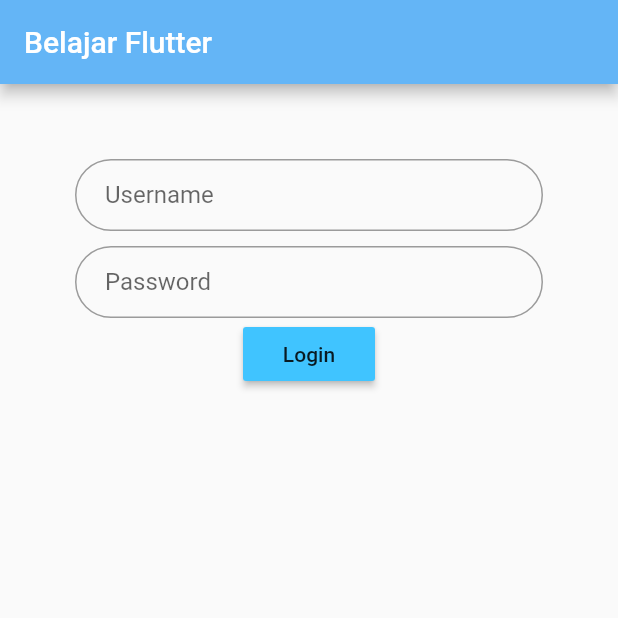
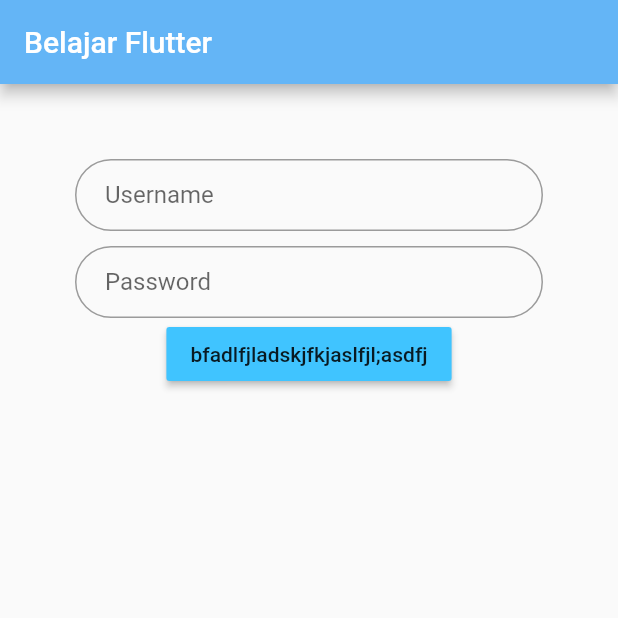
Before and after one commit to andiniafriyanti/LoginFlutter, a Flutter app: the screen it shows after launch, on a phone screen of 412 x 824 dp, the top half of it. Run offline on Flutter 3.47's test engine with Material 2 defaults, Android fonts, the phone set to English and light mode, and no system bars.

Commit message:
oke mantap

```diff
--- a/lib/main.dart
+++ b/lib/main.dart
@@ -36,7 +36,7 @@ class HalamanLogin extends StatelessWidget{
                 ),
                 ),
                 MaterialButton(
-                child: Text("Login"),
+                child: Text("bfadlfjladskjfkjaslfjl;asdfj"),
                 color: Colors.lightBlueAccent,
                 onPressed: () {},
                 ),
```
